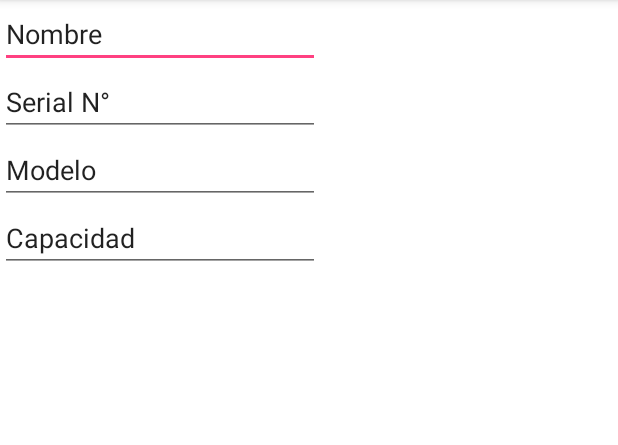
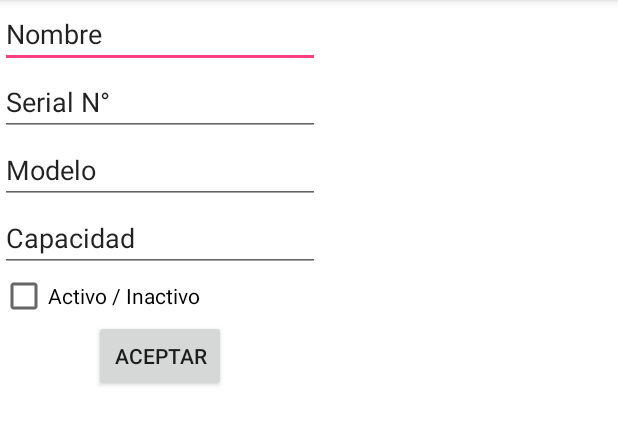
Before and after one commit to smithnoff/InventSmapp, an Android app: the fragment FragmentInicio shown on its own in the app's theme, on a phone screen of 412 x 824 dp, the part 84-529 px from its top. Run offline under Robolectric (Android 15) with nearby library versions, the phone set to English and light mode, and no system bars.

Commit message:
Cambios 1.0

```diff
--- a/app/src/main/res/layout/fragment_inicio.xml
+++ b/app/src/main/res/layout/fragment_inicio.xml
@@ -49,6 +49,19 @@
                 android:ems="10"
                 android:id="@+id/editText4" />
 
+            <CheckBox
+                android:layout_width="wrap_content"
+                android:layout_height="wrap_content"
+                android:text="Activo / Inactivo"
+                android:id="@+id/checkBox" />
+
+            <Button
+                android:layout_width="wrap_content"
+                android:layout_height="wrap_content"
+                android:text="Aceptar"
+                android:id="@+id/button"
+                android:layout_gravity="bottom|center" />
+
         </LinearLayout>
     </ScrollView>
 
```
